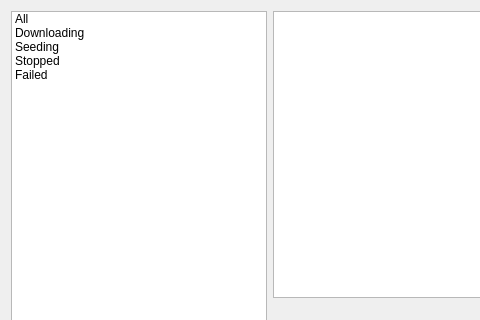
The window that widgets/torrentwidget.ui (commmrade/TorrentClient) describes before a commit, drawn with Qt 5; both pictures show x 0 to 480 and y 0 to 320 of the 1239 by 742 pixel window.
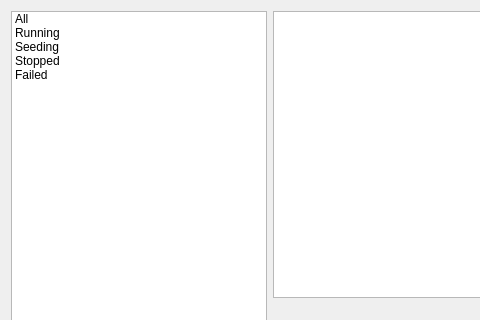
The same window after the commit. Custom widgets are drawn as their Qt base class.

```diff
--- a/widgets/torrentwidget.ui
+++ b/widgets/torrentwidget.ui
@@ -29,7 +29,7 @@
      </item>
      <item>
       <property name="text">
-       <string>Downloading</string>
+       <string>Running</string>
       </property>
      </item>
      <item>
```
